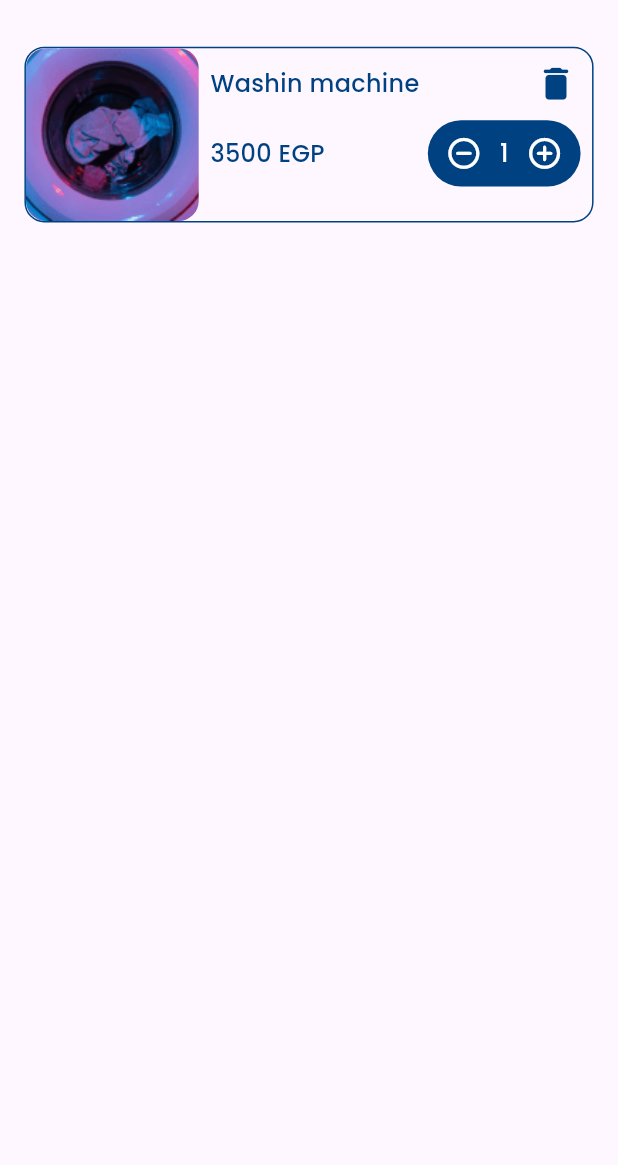
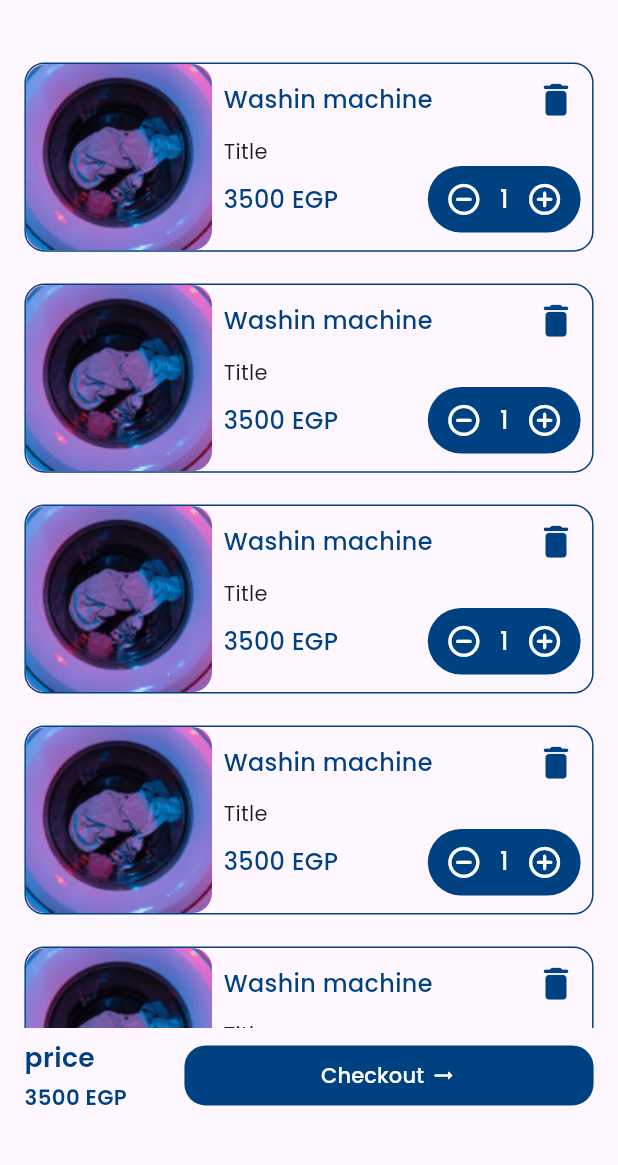
Before and after one commit to MohammedGhazaly/route-ecommerce-clean-arch, a Flutter app: the CartView screen opened by its route, on a phone screen of 412 x 824 dp, the part 57-1222 px from its top. Run offline on Flutter 3.47's test engine with Material 2 defaults, Android fonts, the phone set to English and light mode, and no system bars; our stand-ins replace awesome_snackbar_content, bloc, cached_network_image, carousel_slider, connectivity_plus, dartz and 8 more; accounts and stored records are empty; statements that could not run were skipped.

Commit message:
Finished the ui for cart view

```diff
--- /dev/null
+++ b/lib/features/cart/view/widgets/cart_bottom_section.dart
@@ -0,0 +1,48 @@
+import 'package:flutter/material.dart';
+import 'package:flutter_screenutil/flutter_screenutil.dart';
+import 'package:route_e_commerce/features/cart/view/widgets/cart_custom_button.dart';
+import 'package:route_e_commerce/utils/my_colors.dart';
+
+class CartBottomSection extends StatelessWidget {
+  const CartBottomSection({
+    super.key,
+  });
+
+  @override
+  Widget build(BuildContext context) {
+    return Row(
+      mainAxisAlignment: MainAxisAlignment.spaceBetween,
+      children: [
+        Column(
+          crossAxisAlignment: CrossAxisAlignment.start,
+          children: [
+            Text(
+              "price",
+              style: TextStyle(
+                fontSize: 20.sp,
+                fontWeight: FontWeight.bold,
+                color: MyColors.primaryColor.withOpacity(
+                  1,
+                ),
+              ),
+            ),
+            SizedBox(
+              height: 5.h,
+            ),
+            Text(
+              "3500 EGP",
+              style: TextStyle(
+                  fontSize: 16.sp,
+                  color: MyColors.primaryColor,
+                  fontWeight: FontWeight.bold),
+            ),
+          ],
+        ),
+        SizedBox(
+          width: 40.w,
+        ),
+        Expanded(child: CustomCartButton())
+      ],
+    );
+  }
+}
--- /dev/null
+++ b/lib/features/cart/view/widgets/cart_custom_button.dart
@@ -0,0 +1,34 @@
+import 'package:flutter/material.dart';
+import 'package:flutter_screenutil/flutter_screenutil.dart';
+import 'package:route_e_commerce/utils/my_colors.dart';
+
+class CustomCartButton extends StatelessWidget {
+  const CustomCartButton({super.key});
+
+  @override
+  Widget build(BuildContext context) {
+    return TextButton(
+      style: TextButton.styleFrom(
+        foregroundColor: Colors.white,
+        backgroundColor: MyColors.primaryColor,
+        shape: RoundedRectangleBorder(
+          borderRadius: BorderRadius.circular(16.r),
+        ),
+      ),
+      onPressed: () {},
+      child: const Row(
+        mainAxisAlignment: MainAxisAlignment.center,
+        children: [
+          Text(
+            "Checkout",
+          ),
+          SizedBox(
+            width: 4,
+          ),
+          Icon(Icons.arrow_right_alt_rounded),
+        ],
+      ),
+      // label: CircularProgressIndicator(),
+    );
+  }
+}
--- a/lib/features/cart/view/widgets/cart_item_widget.dart
+++ b/lib/features/cart/view/widgets/cart_item_widget.dart
@@ -23,8 +23,8 @@ class CartItemWidget extends StatelessWidget {
             borderRadius: BorderRadius.circular(15.r),
             child: Image.asset(
               "assets/images/items/wash_machine.png",
-              width: 130.h,
-              height: 130.h,
+              width: 140.h,
+              height: 140.h,
               fit: BoxFit.cover,
             ),
           ),
@@ -33,6 +33,7 @@ class CartItemWidget extends StatelessWidget {
           ),
           Expanded(
             child: Column(
+              crossAxisAlignment: CrossAxisAlignment.start,
               children: [
                 Row(
                   children: [
@@ -59,6 +60,7 @@ class CartItemWidget extends StatelessWidget {
                     )
                   ],
                 ),
+                Text("Title"),
                 Padding(
                   padding: EdgeInsets.only(right: 8.w),
                   child: Row(
--- a/lib/features/cart/view/widgets/cart_view_body.dart
+++ b/lib/features/cart/view/widgets/cart_view_body.dart
@@ -1,5 +1,6 @@
 import 'package:flutter/material.dart';
 import 'package:flutter_screenutil/flutter_screenutil.dart';
+import 'package:route_e_commerce/features/cart/view/widgets/cart_bottom_section.dart';
 import 'package:route_e_commerce/features/cart/view/widgets/cart_item_widget.dart';
 import 'package:route_e_commerce/utils/my_colors.dart';
 import 'package:route_e_commerce/utils/shared_widgets/logo_with_shopping.dart';
@@ -31,7 +32,23 @@ class CartViewBody extends StatelessWidget {
           SizedBox(
             height: 32.h,
           ),
-          CartItemWidget()
+          Expanded(
+            child: ListView.builder(
+                itemCount: 10,
+                itemBuilder: (context, index) {
+                  return Padding(
+                    padding: EdgeInsets.symmetric(vertical: 12.h),
+                    child: CartItemWidget(),
+                  );
+                }),
+          ),
+          SizedBox(
+            height: 8.h,
+          ),
+          CartBottomSection(),
+          SizedBox(
+            height: 50.h,
+          )
           // Expanded(child: ListView.builder(itemBuilder: ((context, index) {})))
         ],
       ),
```
